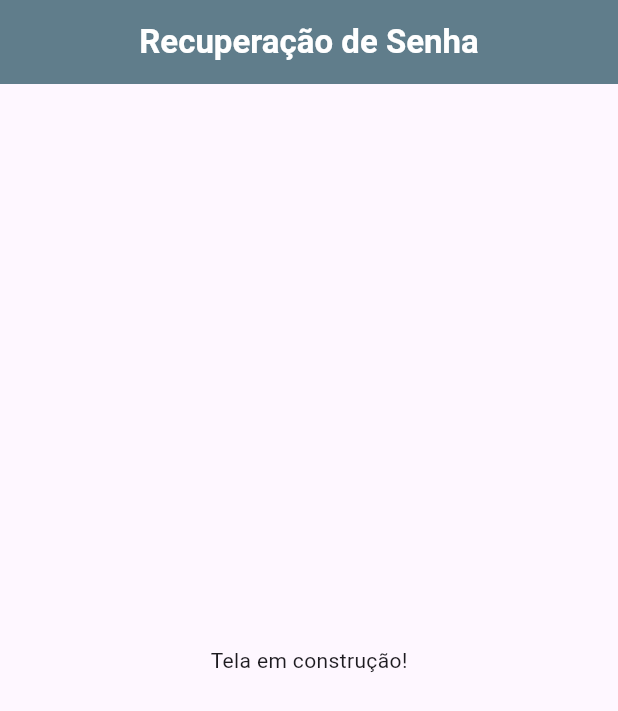
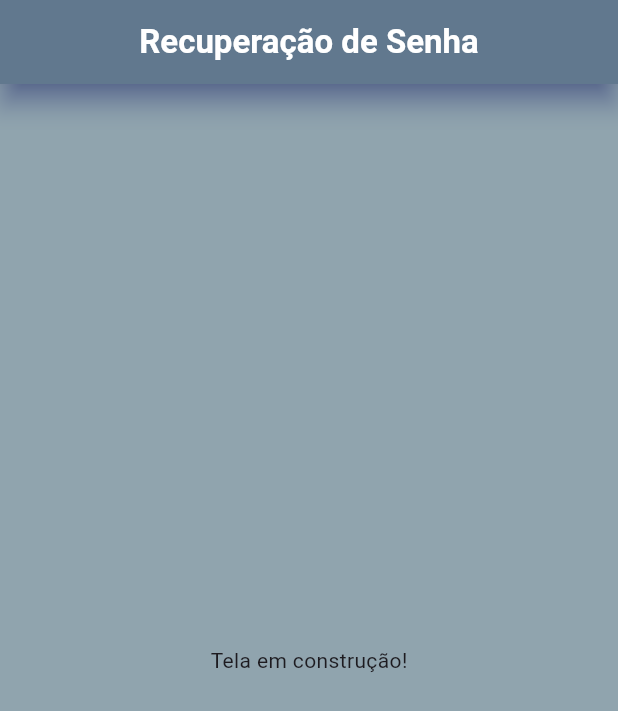
Before and after one commit to ryannestacio/tela-login, a Flutter app: the screen it shows after launch, after a tap on "Esqueceu a senha?", on a phone screen of 412 x 824 dp. Shown: the top 711 px of the screen. Run offline on Flutter 3.47's test engine with Material 3 defaults, Android fonts, the phone set to English and light mode, and no system bars.

Commit message:
Padrinização das telas de recuperação de senha e cadastros

```diff
--- a/lib/screens/screen_acadastro.dart
+++ b/lib/screens/screen_acadastro.dart
@@ -8,7 +8,7 @@ class Cadastro extends StatelessWidget {
     return MaterialApp(
       debugShowCheckedModeBanner: false,
       home: Scaffold(
-        backgroundColor: Colors.white,
+        backgroundColor: Colors.blueGrey[300],
         appBar: AppBar(
           title: Text(
             'Cadastro',
--- a/lib/screens/screen_recuperacao_senha.dart
+++ b/lib/screens/screen_recuperacao_senha.dart
@@ -8,6 +8,7 @@ class RecuperacaoSenha extends StatelessWidget {
     return MaterialApp(
       debugShowCheckedModeBanner: false,
       home: Scaffold(
+        backgroundColor: Colors.blueGrey[300],
         appBar: AppBar(
           title: Text(
             "Recuperação de Senha",
@@ -15,6 +16,8 @@ class RecuperacaoSenha extends StatelessWidget {
           ),
           centerTitle: true,
           backgroundColor: Colors.blueGrey,
+          elevation: 7,
+          shadowColor: Colors.indigo,
         ),
         body: areaRecuperacao(),
       ),
```
